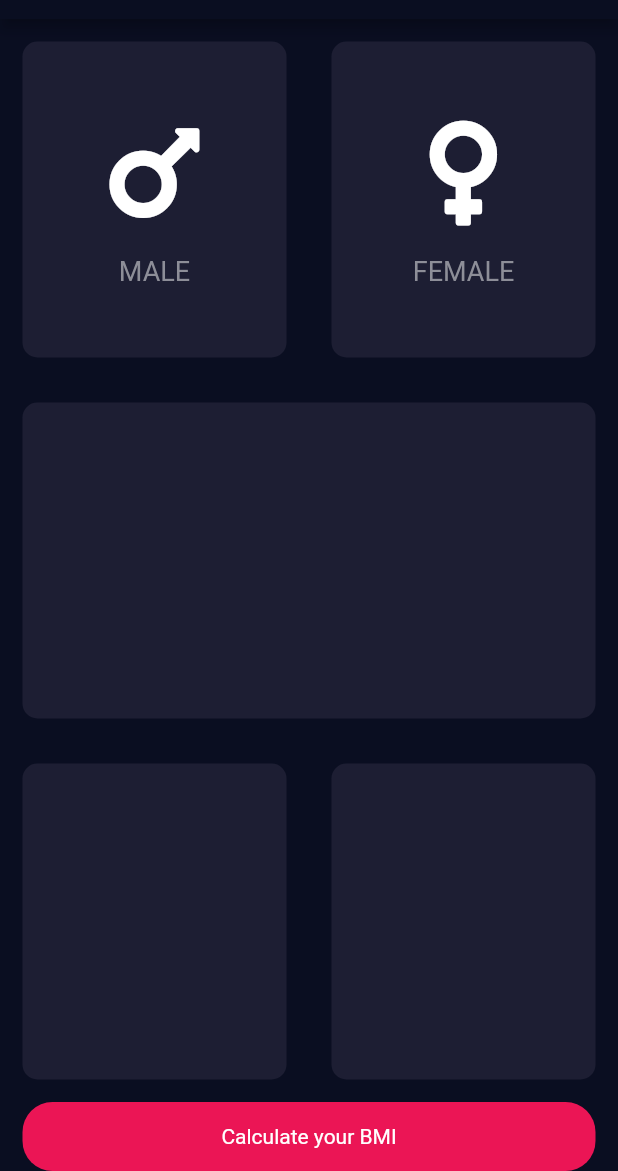
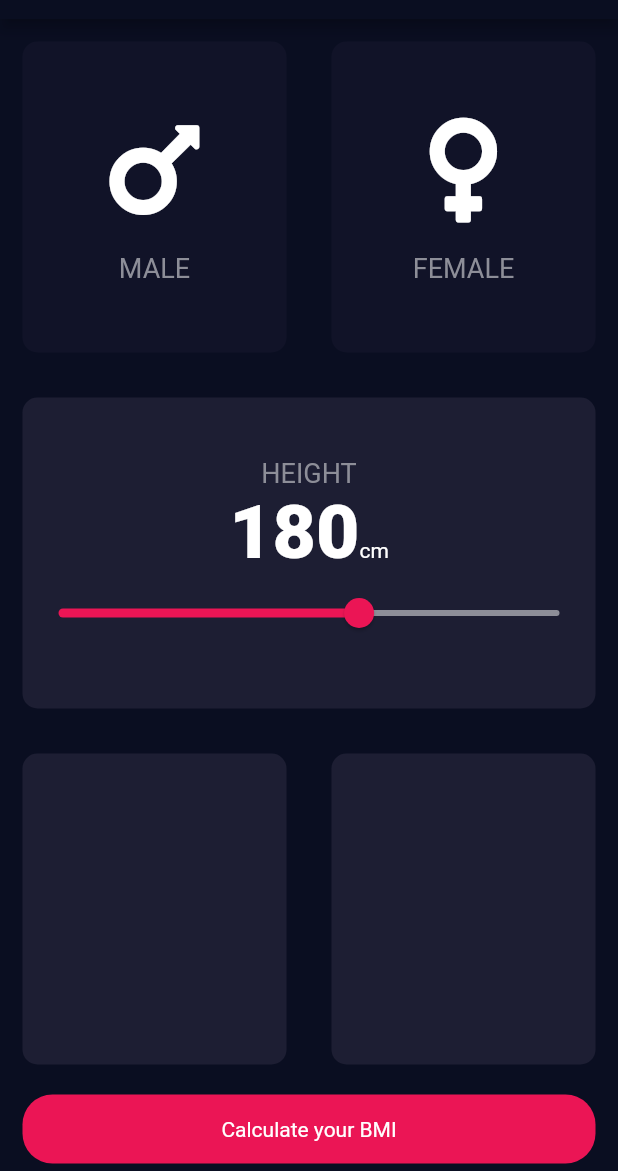
Before and after one commit to Gurubalan-GIT/BMI-Calculator, a Flutter app: the screen it shows after launch, on a phone screen of 412 x 824 dp, the part 65-1236 px from its top. Run offline on Flutter 3.47's test engine with Material 2 defaults, Android fonts, the phone set to English and light mode, and no system bars; our stand-ins replace font_awesome_flutter.

Commit message:
✨ feat: adding slider to add in your height

```diff
--- /dev/null
+++ b/lib/constants/design-system.dart
@@ -0,0 +1,6 @@
+import 'package:flutter/material.dart';
+
+const globalCardTextStyle = TextStyle(fontSize: 18, color: Color(0xFF8D8E98));
+const activeCardColor = Color(0xFF1D1E33);
+const inActiveCardColor = Color(0xFF111328);
+const kNumberTextStyle = TextStyle(fontWeight: FontWeight.w900, fontSize: 50);
--- a/lib/views/input_page.dart
+++ b/lib/views/input_page.dart
@@ -1,9 +1,13 @@
+import 'package:bmi_calculator/constants/design-system.dart';
 import 'package:bmi_calculator/widgets/customCardWIdget.dart';
 import 'package:bmi_calculator/widgets/genderSelectionWidget.dart';
 import 'package:flutter/material.dart';
 import 'package:font_awesome_flutter/font_awesome_flutter.dart';
 
-const customCardColor = Color(0xFF1D1E33);
+enum Gender {
+  male,
+  female,
+}
 
 class InputPage extends StatefulWidget {
   @override
@@ -11,6 +15,8 @@ class InputPage extends StatefulWidget {
 }
 
 class _InputPageState extends State<InputPage> {
+  Gender selectedGender;
+  int height = 180;
   @override
   Widget build(BuildContext context) {
     return Scaffold(
@@ -18,39 +24,94 @@ class _InputPageState extends State<InputPage> {
           title: Center(child: Text('BMI CALCULATOR')),
         ),
         body: Column(
+          crossAxisAlignment: CrossAxisAlignment.stretch,
           children: [
             Expanded(
               child: Row(
                 children: [
-                  CustomCard(
-                    color: customCardColor,
+                  Expanded(
+                    child: CustomCard(
+                      onPress: () {
+                        setState(() {
+                          selectedGender = Gender.male;
+                        });
+                      },
+                      color: selectedGender == Gender.male
+                          ? activeCardColor
+                          : inActiveCardColor,
                       cardChild: ChooseGenderWidget(
                         icon: FontAwesomeIcons.mars,
                         text: "MALE",
                       ),
                     ),
-                  CustomCard(
-                    color: customCardColor,
+                  ),
+                  Expanded(
+                    child: CustomCard(
+                      onPress: () {
+                        setState(() {
+                          selectedGender = Gender.female;
+                        });
+                      },
+                      color: selectedGender == Gender.female
+                          ? activeCardColor
+                          : inActiveCardColor,
                       cardChild: ChooseGenderWidget(
                         icon: FontAwesomeIcons.venus,
                         text: "FEMALE",
+                      ),
                     ),
                   )
                 ],
               ),
             ),
-            CustomCard(color: customCardColor),
+            Expanded(
+                child: CustomCard(
+              color: activeCardColor,
+              cardChild: Column(
+                mainAxisAlignment: MainAxisAlignment.center,
+                children: [
+                  Text(
+                    "HEIGHT",
+                    style: globalCardTextStyle,
+                  ),
+                  Row(
+                    mainAxisAlignment: MainAxisAlignment.center,
+                    textBaseline: TextBaseline.alphabetic,
+                    crossAxisAlignment: CrossAxisAlignment.baseline,
+                    children: [
+                      Text(
+                        height.toString(),
+                        style: kNumberTextStyle,
+                      ),
+                      Text("cm")
+                    ],
+                  ),
+                  Slider(
+                    value: height.toDouble(),
+                    min: 120.0,
+                    max: 220.0,
+                    activeColor: Color(0xFFEB1555),
+                    inactiveColor: Color(0xFF8D8E98),
+                    onChanged: (double newValue) {
+                      setState(() {
+                        height = newValue.round();
+                      });
+                    },
+                  )
+                ],
+              ),
+            )),
             Expanded(
               child: Row(
                 children: [
-                  CustomCard(color: customCardColor),
-                  CustomCard(color: customCardColor)
+                  Expanded(child: CustomCard(color: activeCardColor)),
+                  Expanded(child: CustomCard(color: activeCardColor))
                 ],
               ),
             ),
             Container(
               padding: EdgeInsets.symmetric(vertical: 15),
-              margin: EdgeInsets.symmetric(horizontal: 15),
+              margin: EdgeInsets.symmetric(horizontal: 15, vertical: 5),
               decoration: BoxDecoration(
                 borderRadius: BorderRadius.circular(20),
                 color: Color(0xFFEB1555),
--- a/lib/widgets/customCardWIdget.dart
+++ b/lib/widgets/customCardWIdget.dart
@@ -1,17 +1,20 @@
 import 'package:flutter/material.dart';
 
 class CustomCard extends StatelessWidget {
-  CustomCard({@required this.color, this.cardChild});
+  CustomCard({@required this.color, this.cardChild, this.onPress});
   final Color color;
   final Widget cardChild;
+  final Function onPress;
   @override
   Widget build(BuildContext context) {
-    return Expanded(
-        child: Container(
-      child: cardChild,
-      margin: EdgeInsets.all(15),
-      decoration: BoxDecoration(
-          borderRadius: BorderRadius.circular(10), color: Color(0xFF1D1E33)),
-    ));
+    return GestureDetector(
+      onTap: onPress,
+      child: Container(
+        child: cardChild,
+        margin: EdgeInsets.all(15),
+        decoration: BoxDecoration(
+            borderRadius: BorderRadius.circular(10), color: color),
+      ),
+    );
   }
 }
--- a/lib/widgets/genderSelectionWidget.dart
+++ b/lib/widgets/genderSelectionWidget.dart
@@ -1,3 +1,4 @@
+import 'package:bmi_calculator/constants/design-system.dart';
 import 'package:flutter/material.dart';
 
 class ChooseGenderWidget extends StatelessWidget {
@@ -16,10 +17,7 @@ class ChooseGenderWidget extends StatelessWidget {
         SizedBox(
           height: 15,
         ),
-        Text(
-          text,
-          style: TextStyle(fontSize: 18, color: Color(0xFF8D8E98)),
-        )
+        Text(text, style: globalCardTextStyle)
       ],
     );
   }
```
Lines whose indentation alone changed are shown as unchanged.
